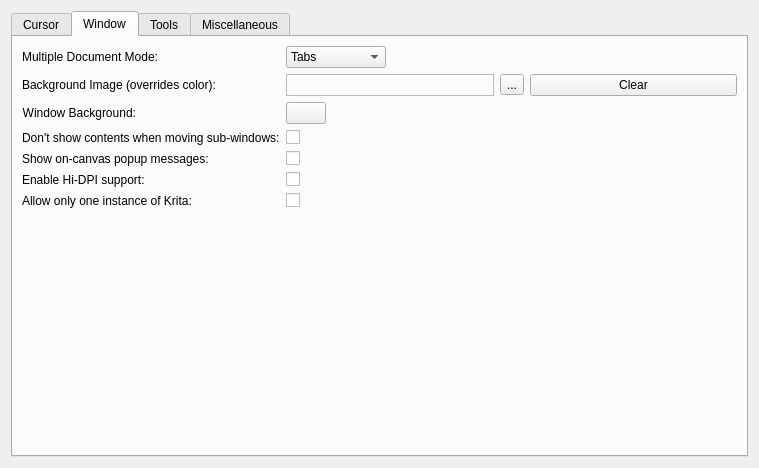
KDE/krita, file libs/ui/forms/wdggeneralsettings.ui: the form before one commit.
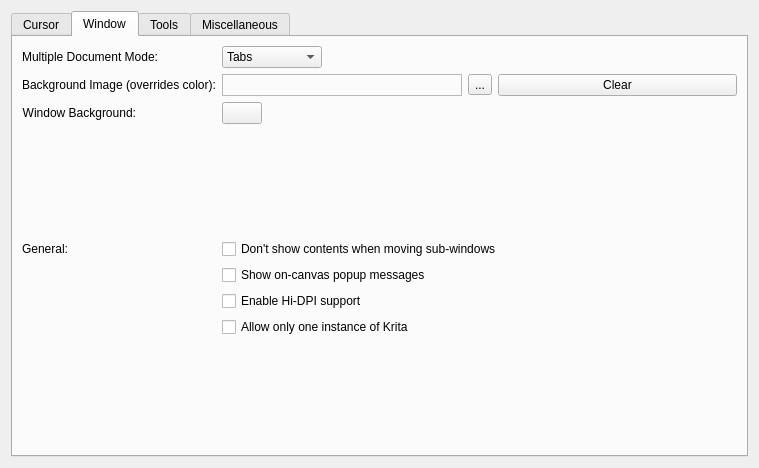
The form after the commit. The open tabs and pages were chosen to show the change. Custom widgets are drawn as their Qt base class.

Commit message:
Make checkboxes look better in the General settings page
Summary:
Keep the checkbox text with the checkbox itself.
Fix the strange looking autosave option.

Test Plan: Logic.

Reviewers: #krita, ngraham, #vdg

Reviewed By: ngraham, #vdg

Subscribers: abetts, ngraham

Tags: #krita

Patch:
```diff
--- a/libs/ui/forms/wdggeneralsettings.ui
+++ b/libs/ui/forms/wdggeneralsettings.ui
@@ -292,80 +292,72 @@
          </property>
         </widget>
        </item>
-       <item row="3" column="0">
-        <widget class="QLabel" name="label_6">
-         <property name="text">
-          <string>Don't show contents when moving sub-windows:</string>
+       <item row="3" column="0" colspan="2">
+        <spacer name="verticalSpacer_5">
+         <property name="orientation">
+          <enum>Qt::Vertical</enum>
          </property>
-        </widget>
-       </item>
-       <item row="3" column="1">
-        <widget class="QCheckBox" name="m_chkRubberBand">
-         <property name="sizePolicy">
-          <sizepolicy hsizetype="Preferred" vsizetype="Fixed">
-           <horstretch>0</horstretch>
-           <verstretch>0</verstretch>
-          </sizepolicy>
+         <property name="sizeHint" stdset="0">
+          <size>
+           <width>0</width>
+           <height>18</height>
+          </size>
          </property>
-         <property name="text">
-          <string/>
-         </property>
-        </widget>
+        </spacer>
        </item>
        <item row="4" column="0">
         <widget class="QLabel" name="label_7">
          <property name="text">
-          <string>Show on-canvas popup messages:</string>
+          <string>General:</string>
          </property>
         </widget>
        </item>
        <item row="4" column="1">
+        <widget class="QCheckBox" name="m_chkRubberBand">
+         <property name="sizePolicy">
+          <sizepolicy hsizetype="Preferred" vsizetype="Fixed">
+           <horstretch>0</horstretch>
+           <verstretch>0</verstretch>
+          </sizepolicy>
+         </property>
+         <property name="text">
+          <string>Don't show contents when moving sub-windows</string>
+         </property>
+        </widget>
+       </item>
+       <item row="5" column="1">
         <widget class="QCheckBox" name="m_chkCanvasMessages">
          <property name="text">
-          <string/>
-         </property>
-        </widget>
-       </item>
-       <item row="7" column="0" colspan="2">
-        <spacer name="verticalSpacer">
-         <property name="orientation">
-          <enum>Qt::Vertical</enum>
-         </property>
-         <property name="sizeHint" stdset="0">
-          <size>
-           <width>20</width>
-           <height>40</height>
-          </size>
-         </property>
-        </spacer>
-       </item>
-       <item row="5" column="1">
-        <widget class="QCheckBox" name="m_chkHiDPI">
-         <property name="text">
-          <string/>
-         </property>
-        </widget>
-       </item>
-       <item row="5" column="0">
-        <widget class="QLabel" name="label_8">
-         <property name="text">
-          <string>Enable Hi-DPI support:</string>
+          <string>Show on-canvas popup messages</string>
          </property>
         </widget>
        </item>
        <item row="6" column="1">
+        <widget class="QCheckBox" name="m_chkHiDPI">
+         <property name="text">
+          <string>Enable Hi-DPI support</string>
+         </property>
+        </widget>
+       </item>
+       <item row="7" column="1">
         <widget class="QCheckBox" name="m_chkSingleApplication">
          <property name="text">
-          <string/>
+          <string>Allow only one instance of Krita</string>
          </property>
         </widget>
        </item>
-       <item row="6" column="0">
-        <widget class="QLabel" name="label_r98">
-         <property name="text">
-          <string>Allow only one instance of Krita:</string>
+       <item row="8" column="0" colspan="2">
+        <spacer name="verticalSpacer">
+         <property name="orientation">
+          <enum>Qt::Vertical</enum>
          </property>
-        </widget>
+         <property name="sizeHint" stdset="0">
+          <size>
+           <width>20</width>
+           <height>40</height>
+          </size>
+         </property>
+        </spacer>
        </item>
       </layout>
      </widget>
```
Left out of the diff: 31 changed lines with no effect on the pictures. Lines whose indentation alone changed are shown as unchanged.
